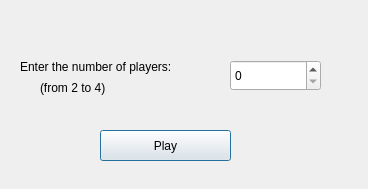
Before: the Qt Designer form Game/graphics/setplayerdialog.ui in hoanhle/Colonization-Game, drawn with Qt 5.
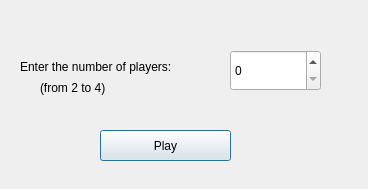
After: the same form once the commit is applied.

Commit message: Make dialog designs nicer and add scoreDb.txt file to qt project

```diff
--- a/Game/graphics/setplayerdialog.ui
+++ b/Game/graphics/setplayerdialog.ui
@@ -43,9 +43,9 @@
    <property name="geometry">
     <rect>
      <x>230</x>
-     <y>60</y>
+     <y>50</y>
      <width>91</width>
-     <height>31</height>
+     <height>41</height>
     </rect>
    </property>
   </widget>
```
The commit also changes 7 other files.
